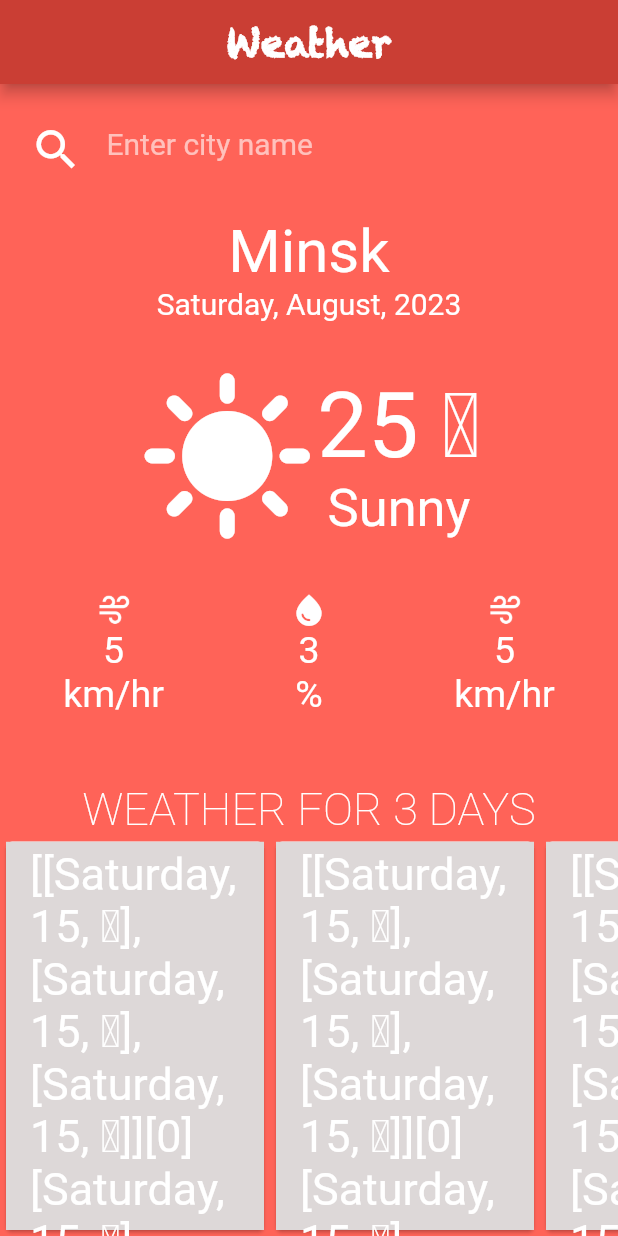
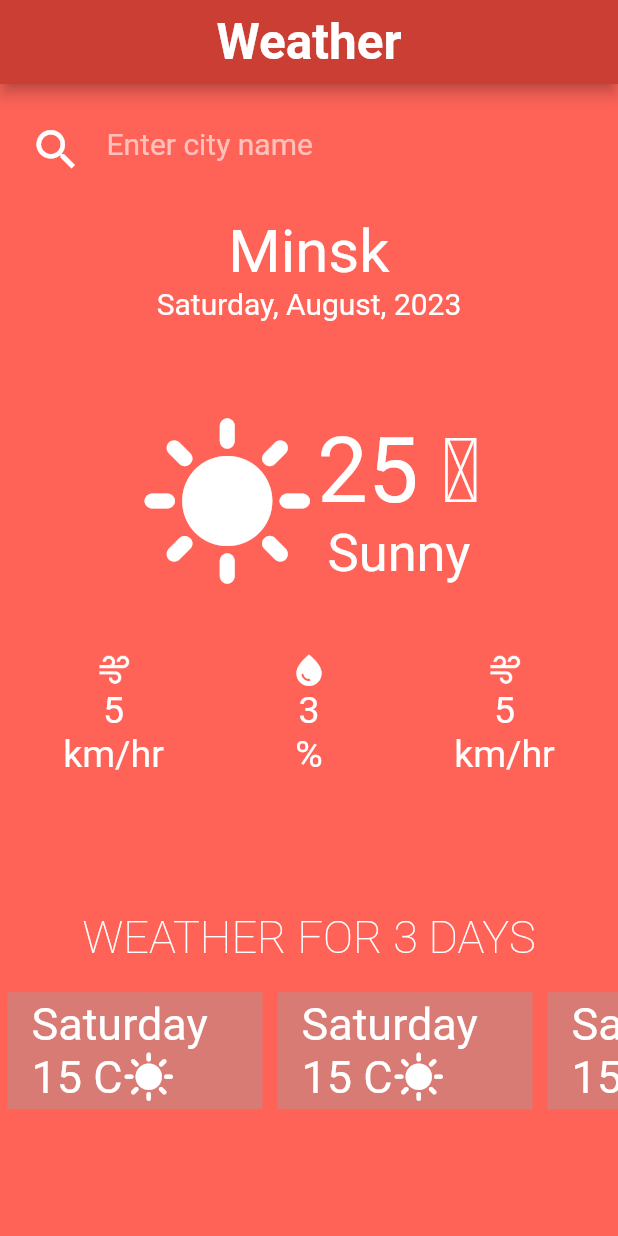
Before and after one commit to Polinaphlej02/weather_app, a Flutter app: the screen it shows after launch, on a phone screen of 412 x 824 dp. Run offline on Flutter 3.47's test engine with Material 2 defaults, Android fonts, the phone set to English and light mode, and no system bars.

Commit message:
Changed weather for other days

```diff
--- a/weather/lib/main.dart
+++ b/weather/lib/main.dart
@@ -15,8 +15,7 @@ class MyApp extends StatelessWidget {
             "Weather",
             style: TextStyle(
                 fontWeight: FontWeight.bold,
-                fontFamily: 'Chalkduster Rus',
-                fontSize: 25),
+                fontSize: 33),
           ),
           centerTitle: true,
         ),
@@ -37,15 +36,15 @@ Column _bodyBuilding() {
       ),
       _cityDetail(),
       SizedBox(
-        height: 30,
+        height: 60,
       ),
       _weatherDetail(),
       SizedBox(
-        height: 30,
+        height: 40,
       ),
       _extraWeatherDetails(),
       SizedBox(
-        height: 45,
+        height: 90,
       ),
       Container(
         child: Center(
@@ -57,6 +56,7 @@ Column _bodyBuilding() {
         ),
       ),
       Expanded(child: _someDaysWeather()),
+      SizedBox(height: 65,),
     ],
   );
 }
@@ -186,23 +186,25 @@ Row _extraWeatherDetails() {
 }
 
 Widget _someDaysWeather() {
-  final List items = List.generate(3, (index) => ["Saturday", '15', "℃"]);
+  final List items = List.generate(3, (index) => ["Saturday", "15", "C"]);
 
   return ListView.builder(
     scrollDirection: Axis.horizontal,
     itemExtent: 180,
     itemCount: items.length,
     itemBuilder: (context, index){
-      return Card(
-        child: ListTile(
-          tileColor: Color.fromARGB(255, 221, 216, 216),
+      return Container(
+        alignment: Alignment.center,
+        margin: EdgeInsets.all(5),
+          child: ListTile(
+          tileColor: Colors.grey.withOpacity(0.4),
         title: Text(
-          "$items[0]",
+          "${items[index][0]}",
          style: TextStyle(color: Colors.white, fontSize: 30),
       ),
        subtitle: RichText(
         text: TextSpan(
-        text: "${items[1]} ${items[2]}",
+        text: "${items[index][1]} ${items[index][2]}",
         style: TextStyle(color: Colors.white, fontSize: 30),
         children: [
             WidgetSpan(child: Icon(Icons.sunny, color: Colors.white, size: 35,),)
```
